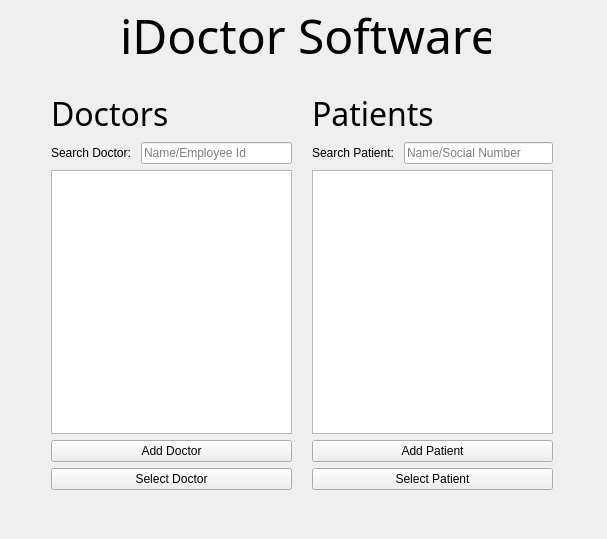
Above: GroupFour_DoctorsOffice/widget.ui from KittimasakBunrat/GroupFour_DoctorsOffice before the change. Below: the same form after it.
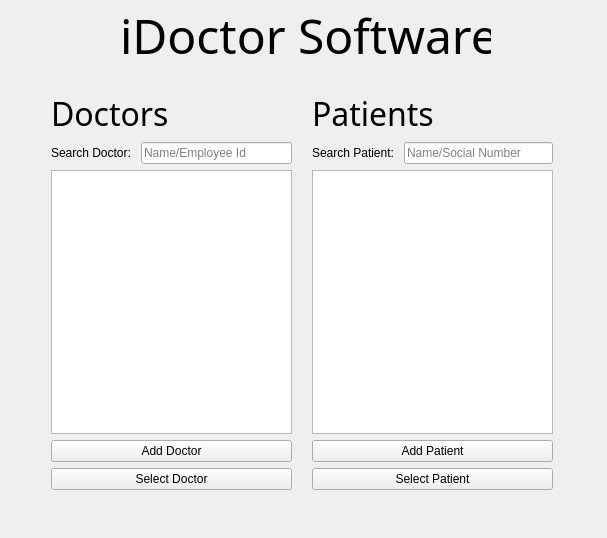
That is the form after the change.

Commit message: Søkefunksjoner!!!

```diff
--- a/GroupFour_DoctorsOffice/widget.ui
+++ b/GroupFour_DoctorsOffice/widget.ui
@@ -7,7 +7,7 @@
     <x>0</x>
     <y>0</y>
     <width>607</width>
-    <height>539</height>
+    <height>538</height>
    </rect>
   </property>
   <property name="windowTitle">
```
The commit also changes 2 other files.
